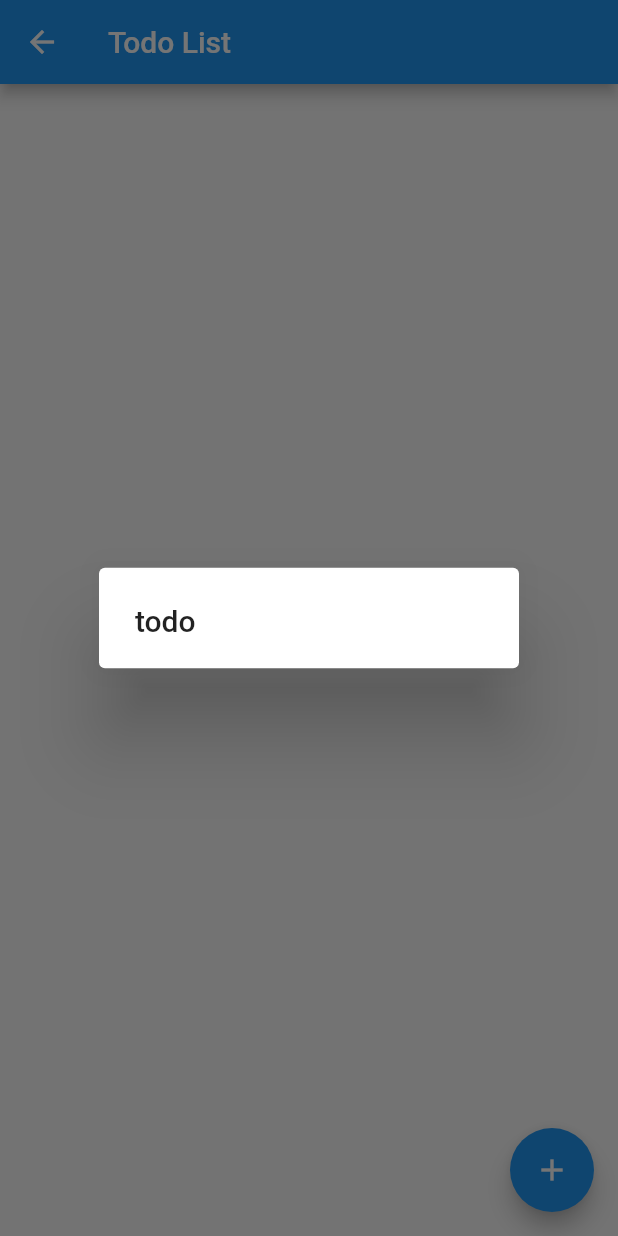
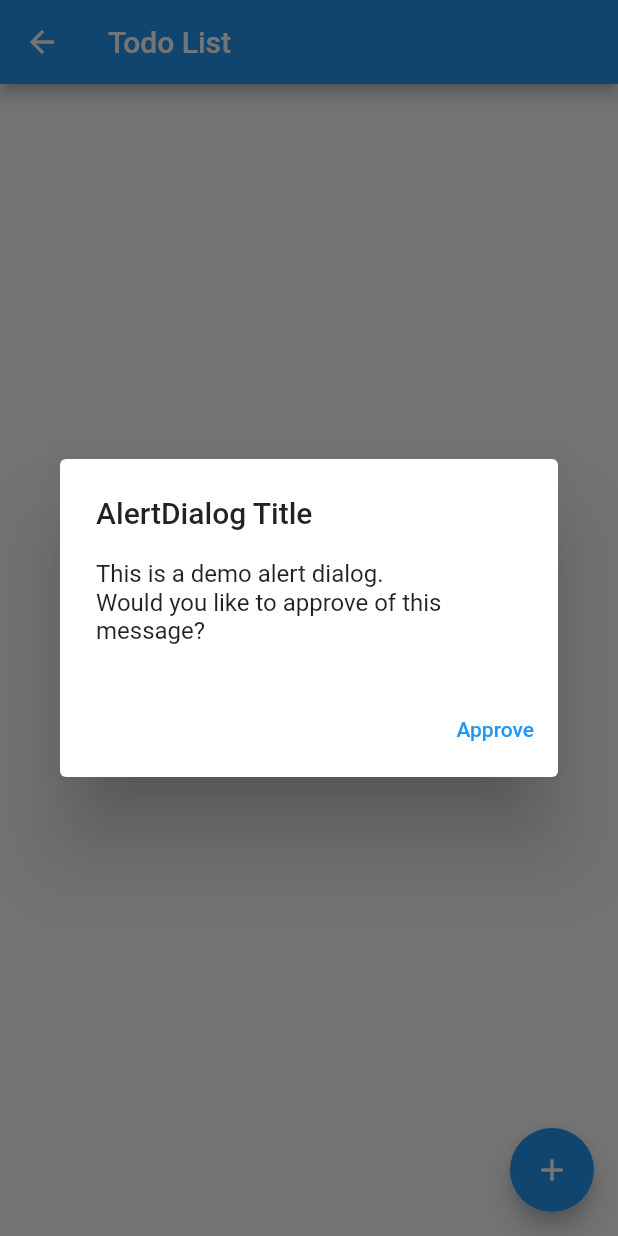
Before and after one commit to toligrimm/123456, a Flutter app: the Todolist screen opened directly, after a tap on the "add" icon, on a phone screen of 412 x 824 dp. Run offline on Flutter 3.47's test engine with Material 2 defaults, Android fonts, the phone set to English and light mode, and no system bars; network calls fail.

Commit message:
п7нгр

```diff
--- a/lib/pages/todolist.dart
+++ b/lib/pages/todolist.dart
@@ -8,26 +8,32 @@ class Todolist extends StatefulWidget {
 }
 
 class _TodolistState extends State<Todolist> {
-  _showFormDialog(BuildContext context){
-    return showDialog(context: context, barrierDismissible: true, builder: (param){
-      return const AlertDialog(
-        title: Text('todo'),
-        // content: SingleChildScrollView(
-        //   child: Column(
-        //     children: <Widget>[
-        //       TextField(
-        //         decoration: InputDecoration(
-        //           hintText: 'jjdj',
-        //         ),
-        //       ),
-        //       TextField(
-        //
-        //       )
-        //     ],
-        //   ),
-        // ),
-      );
-    }, );
+  Future<void> _showFormDialog(BuildContext context) async {
+    return showDialog<void>(
+      context: context,
+      barrierDismissible: false, // user must tap button!
+      builder: (BuildContext context) {
+        return AlertDialog(
+          title: const Text('AlertDialog Title'),
+          content: SingleChildScrollView(
+            child: ListBody(
+              children: const <Widget>[
+                Text('This is a demo alert dialog.'),
+                Text('Would you like to approve of this message?'),
+              ],
+            ),
+          ),
+          actions: <Widget>[
+            TextButton(
+              child: const Text('Approve'),
+              onPressed: () {
+                Navigator.of(context).pop();
+              },
+            ),
+          ],
+        );
+      },
+    );
   }
 
   @override
--- /dev/null
+++ b/lib/todo.dart
@@ -0,0 +1,6 @@
+// class Todo {
+//   Todo({required this.title, this.isDone = false});
+//
+//   String title;
+//   bool isDone;
+// }
```
Also changed, not shown: lib/pages/dialog.dart (added, +40 -0 lines).
